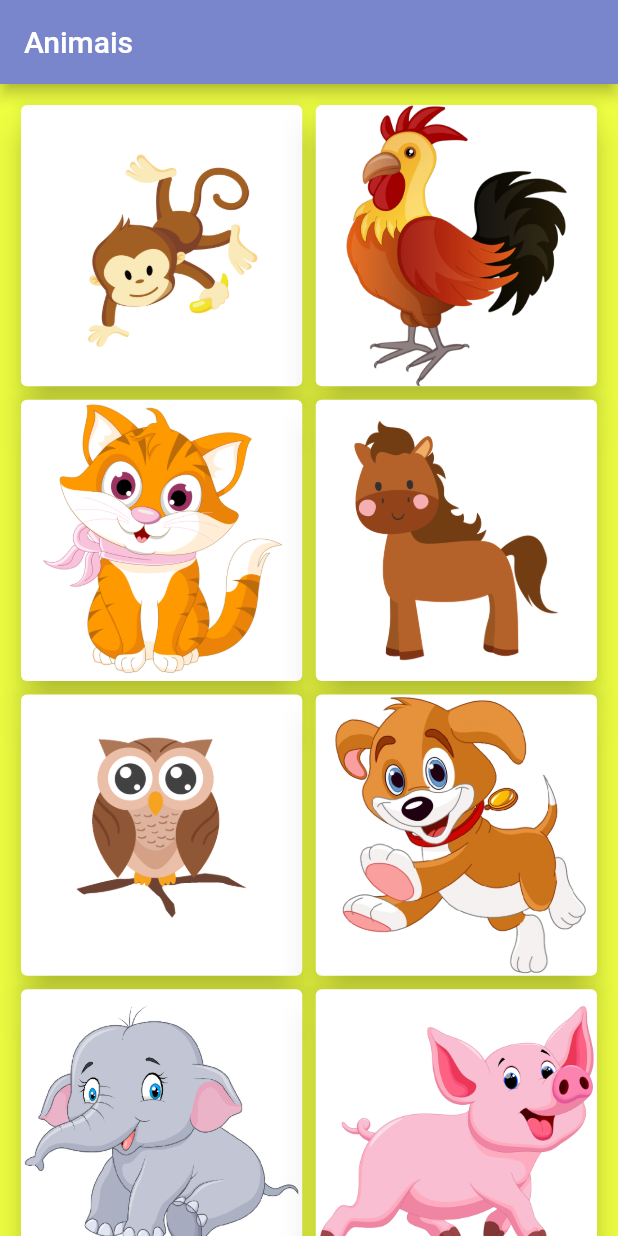
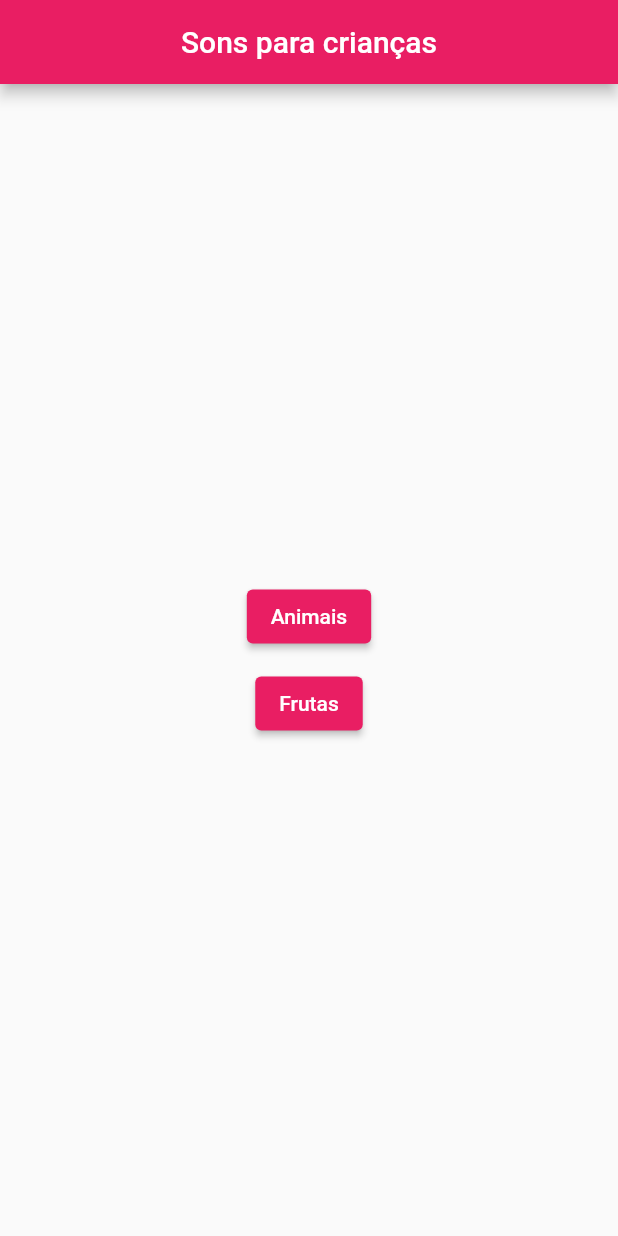
Before and after one commit to andradelipe/sonsparacriancas, a Flutter app: the screen it shows after launch, on a phone screen of 412 x 824 dp. Run offline on Flutter 3.47's test engine with Material 2 defaults, Android fonts, the phone set to English and light mode, and no system bars; our stand-ins replace audioplayers.

```diff
--- a/lib/datasource/fruta_data.dart
+++ b/lib/datasource/fruta_data.dart
@@ -9,16 +9,16 @@ final List<FrutaModel> frutas = [
   FrutaModel(
     name: 'Uva',
     imageAsset: 'images/uva.png',
-    soundAsset: 'uva.mp3',
+    soundAsset: 'Uva.mp3',
   ),
   FrutaModel(
     name: 'Melancia',
     imageAsset: 'images/melancia.png',
-    soundAsset: '',
+    soundAsset: 'maçã.mp3',
   ),
   FrutaModel(
     name: 'Maça',
     imageAsset: 'images/maca.png',
-    soundAsset: 'maça.mp3',
+    soundAsset: 'maçã.mp3',
   ),
 ];
--- /dev/null
+++ b/lib/interface/screens/frutas_main_screen.dart
@@ -0,0 +1,34 @@
+import 'package:flutter/material.dart';
+import 'package:sons_para_criancas/datasource/fruta_data.dart';
+import 'package:sons_para_criancas/interface/widgets/image_with_sound.dart';
+
+///Esse é um exemplo de código de tela, ele geralmente tem um material widget
+///no início, nesse caso o Scaffold que herda o tema do MaterialApp
+///Cada tela do seu app o ideal é que seja separado em arquivos diferentes
+class FrutaMainScreen extends StatelessWidget {
+  @override
+  Widget build(BuildContext context) {
+    return Scaffold(
+      appBar: AppBar(
+        title: Text('Frutas'),
+        centerTitle: true,
+      ),
+      backgroundColor: Colors.limeAccent,
+      body: SafeArea(
+        child: GridView.builder(
+          primary: false,
+          padding: const EdgeInsets.all(10),
+          gridDelegate: SliverGridDelegateWithFixedCrossAxisCount(
+            crossAxisCount: 2,
+            mainAxisSpacing: 1,
+            crossAxisSpacing: 1,
+          ),
+          itemCount: frutas.length,
+          itemBuilder: (context, index) {
+            return ImageWithSound(object: frutas[index]);
+          },
+        ),
+      ),
+    );
+  }
+}
--- /dev/null
+++ b/lib/interface/screens/home_screen.dart
@@ -0,0 +1,44 @@
+import 'package:flutter/material.dart';
+
+///Criei uma home de navegação simples para vc ver um exemplo de como fazer
+
+class HomeScreen extends StatefulWidget {
+  HomeScreen() : super();
+
+  @override
+  _HomeScreenState createState() => _HomeScreenState();
+}
+
+class _HomeScreenState extends State<HomeScreen> {
+  @override
+  Widget build(BuildContext context) {
+    return Scaffold(
+      appBar: AppBar(
+        title: Text('Sons para crianças'),
+        centerTitle: true,
+      ),
+      body: Center(
+        child: Column(
+          mainAxisAlignment: MainAxisAlignment.center,
+          children: [
+            ElevatedButton(
+              onPressed: () {
+                Navigator.pushNamed(context, '/animais');
+              },
+              child: Text('Animais'),
+            ),
+            SizedBox(
+              height: 10,
+            ),
+            ElevatedButton(
+              onPressed: () {
+                Navigator.pushNamed(context, '/frutas');
+              },
+              child: Text('Frutas'),
+            ),
+          ],
+        ),
+      ),
+    );
+  }
+}
--- a/lib/main.dart
+++ b/lib/main.dart
@@ -1,7 +1,9 @@
 //import 'package:audioplayers/audio_cache.dart';
 
 import 'package:flutter/material.dart';
-import 'package:sons_para_criancas/screens/animals_main_screen.dart';
+import 'package:sons_para_criancas/interface/screens/animals_main_screen.dart';
+import 'package:sons_para_criancas/interface/screens/frutas_main_screen.dart';
+import 'package:sons_para_criancas/interface/screens/home_screen.dart';
 
 void main() {
   runApp(MyApp());
@@ -14,7 +16,19 @@ class MyApp extends StatelessWidget {
     ///Usando somente para configurar o material com os temas e localizações
     ///desacoplando os códigos de telas
     return MaterialApp(
-      home: AnimalMainScreen(),
+      ///As rotas caso sejam poucas aconselho a manter no próprio main, caso o
+      ///app seja maior pode criar uma arquivo que contenha um map <String, (context)=>widget>,
+      ///e chamá-lo aqui, uma boa opção também é ao invés de usar uma string criar
+      ///uma const de String para cada nome de rota
+      theme: ThemeData(
+        primarySwatch: Colors.pink, //É aqui que você configura a cor princial
+        //Aqui também podem ser configurado outros temas como dos botões e textos
+      ),
+      routes: {
+        '/': (context) => HomeScreen(),
+        '/animais': (context) => AnimalMainScreen(),
+        '/frutas': (context) => FrutaMainScreen(),
+      },
     );
   }
 }
--- a/lib/models/fruta_model.dart
+++ b/lib/models/fruta_model.dart
@@ -1,4 +1,4 @@
-import 'package:sons_para_criancas/models/animal_model.dart';
+import 'package:sons_para_criancas/models/image_sound_object.dart';
 
 ///O ideal é modelar seus dados, no caso os animais do seu exemplo são sua fonte
 ///de dados, ou seja, eles são um objeto, logo modelamos ele com uma classe dart
@@ -9,10 +9,14 @@ import 'package:sons_para_criancas/models/animal_model.dart';
 ///do objeto somente nesta classe, para facilitar a manutenção, neste exemplo
 ///temos o método tocarSom, que seria uma função do objeto animal.
 
-class FrutaModel extends AnimalModel {
-  FrutaModel(
-      {required String name,
-      required String imageAsset,
-      required String soundAsset})
-      : super(name: name, imageAsset: imageAsset, soundAsset: soundAsset);
+class FrutaModel extends ImageSoundObject {
+  FrutaModel({
+    required String name,
+    required String imageAsset,
+    required String soundAsset,
+  }) : super(
+          name: name,
+          imageAsset: imageAsset,
+          soundAsset: soundAsset,
+        );
 }
--- a/lib/screens/animals_main_screen.dart
+++ /dev/null
@@ -1,68 +0,0 @@
-import 'package:flutter/material.dart';
-import 'package:sons_para_criancas/datasource/animals_data.dart';
-import 'package:sons_para_criancas/models/animal_model.dart';
-
-///Esse é um exemplo de código de tela, ele geralmente tem um material widget
-///no início, nesse caso o Scaffold que herda o tema do MaterialApp
-///Cada tela do seu app o ideal é que seja separado em arquivos diferentes
-class AnimalMainScreen extends StatelessWidget {
-  @override
-  Widget build(BuildContext context) {
-    return Scaffold(
-      appBar: AppBar(
-        backgroundColor: Colors.indigo[300],
-        title: Text('Animais'),
-      ),
-      backgroundColor: Colors.limeAccent,
-      body: SafeArea(
-        child: GridView.builder(
-          primary: false,
-          padding: const EdgeInsets.all(10),
-          gridDelegate: SliverGridDelegateWithFixedCrossAxisCount(
-            crossAxisCount: 2,
-            mainAxisSpacing: 1,
-            crossAxisSpacing: 1,
-          ),
-          itemCount: animals.length,
-          itemBuilder: (context, index) {
-            return AnimalCard(animal: animals[index]);
-          },
-        ),
-      ),
-    );
-  }
-}
-
-///Esse é um modelo de um widget customizado, ao invés de usar uma função como
-///você tinha feito o ideal é criar uma classe de widget, assim ela reutilizável
-///e herda outras propriedades da classe widget, nesse caso um stateless widget
-///Repare que se esse widget tiver como objetivo somente ser utilizado nessa tela
-///você pode mantê-lo neste mesmo arquivo, porém se for reutilizá-lo em outra
-///tela de seu app o ideal é que ele seja separado em um arquivo diferente
-///normalmente temos uma pasta só de widgets para esses widgets personalizados
-///Também vale ressaltar a importância de modelar as classes, aqui seu widget só
-///recebe a classe modelo e monta seu conteúdo com base nela
-class AnimalCard extends StatelessWidget {
-  final AnimalModel animal;
-  const AnimalCard({
-    Key? key,
-    required this.animal,
-  }) : super(key: key);
-  @override
-  Widget build(BuildContext context) {
-    return Card(
-      elevation: 10,
-      child: InkWell(
-        onTap: () {
-          animal.tocarSom();
-        },
-        child: Container(
-          child: Image.asset(
-            animal.imageAsset,
-            fit: BoxFit.scaleDown,
-          ),
-        ),
-      ),
-    );
-  }
-}
--- a/lib/screens/frutas_main_screen.dart
+++ /dev/null
@@ -1,68 +0,0 @@
-import 'package:flutter/material.dart';
-import 'package:sons_para_criancas/datasource/fruta_data.dart';
-import 'package:sons_para_criancas/models/fruta_model.dart';
-
-///Esse é um exemplo de código de tela, ele geralmente tem um material widget
-///no início, nesse caso o Scaffold que herda o tema do MaterialApp
-///Cada tela do seu app o ideal é que seja separado em arquivos diferentes
-class FrutaMainScreen extends StatelessWidget {
-  @override
-  Widget build(BuildContext context) {
-    return Scaffold(
-      appBar: AppBar(
-        backgroundColor: Colors.indigo[300],
-        title: Text('Animais'),
-      ),
-      backgroundColor: Colors.limeAccent,
-      body: SafeArea(
-        child: GridView.builder(
-          primary: false,
-          padding: const EdgeInsets.all(10),
-          gridDelegate: SliverGridDelegateWithFixedCrossAxisCount(
-            crossAxisCount: 2,
-            mainAxisSpacing: 1,
-            crossAxisSpacing: 1,
-          ),
-          itemCount: frutas.length,
-          itemBuilder: (context, index) {
-            return AnimalCard(fruta: frutas[index]);
-          },
-        ),
-      ),
-    );
-  }
-}
-
-///Esse é um modelo de um widget customizado, ao invés de usar uma função como
-///você tinha feito o ideal é criar uma classe de widget, assim ela reutilizável
-///e herda outras propriedades da classe widget, nesse caso um stateless widget
-///Repare que se esse widget tiver como objetivo somente ser utilizado nessa tela
-///você pode mantê-lo neste mesmo arquivo, porém se for reutilizá-lo em outra
-///tela de seu app o ideal é que ele seja separado em um arquivo diferente
-///normalmente temos uma pasta só de widgets para esses widgets personalizados
-///Também vale ressaltar a importância de modelar as classes, aqui seu widget só
-///recebe a classe modelo e monta seu conteúdo com base nela
-class AnimalCard extends StatelessWidget {
-  final FrutaModel fruta;
-  const AnimalCard({
-    Key? key,
-    required this.fruta,
-  }) : super(key: key);
-  @override
-  Widget build(BuildContext context) {
-    return Card(
-      elevation: 10,
-      child: InkWell(
-        onTap: () {
-          fruta.tocarSom();
-        },
-        child: Container(
-          child: Image.asset(
-            fruta.imageAsset,
-            fit: BoxFit.scaleDown,
-          ),
-        ),
-      ),
-    );
-  }
-}
--- a/pubspec.yaml
+++ b/pubspec.yaml
@@ -46,7 +46,6 @@ flutter:
   # To add assets to your application, add an assets section, like this:
   assets:
     - assets/
-    - assets/sounds/
     - images/
   # An image asset can refer to one or more resolution-specific "variants", see
   # https://flutter.dev/assets-and-images/#resolution-aware.
```
Also changed, not shown: lib/interface/screens/animals_main_screen.dart (added, +34 -0 lines), lib/interface/widgets/image_with_sound.dart (added, +36 -0 lines), lib/models/animal_model.dart (+10 -16 lines), lib/models/cor_model.dart (+11 -7 lines), lib/models/image_sound_object.dart (added, +24 -0 lines).
